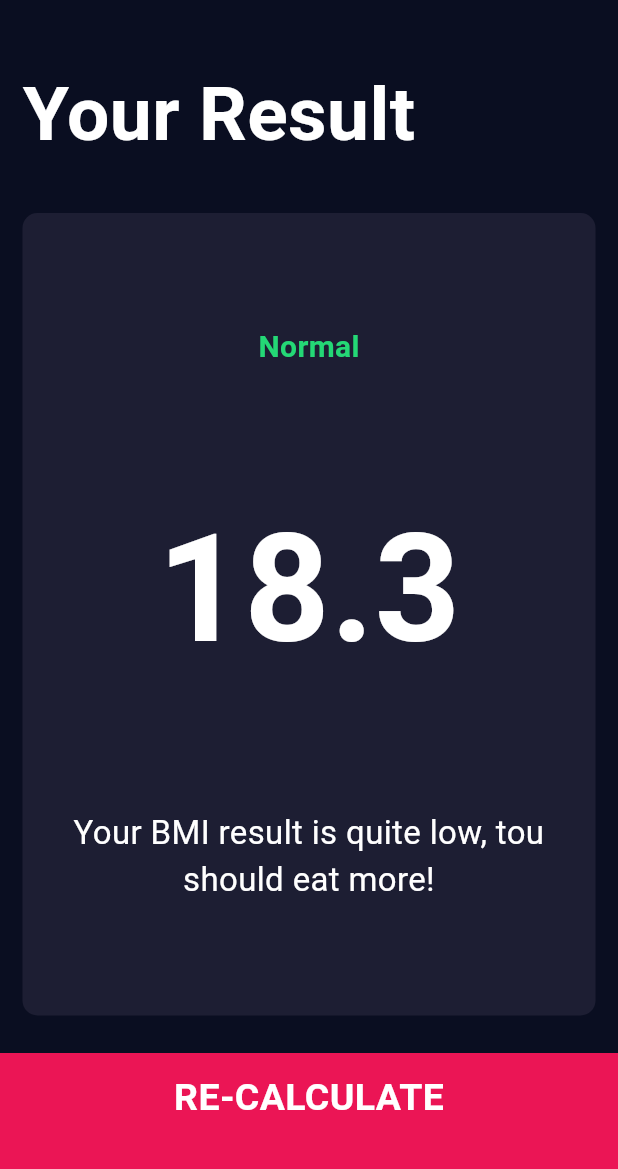
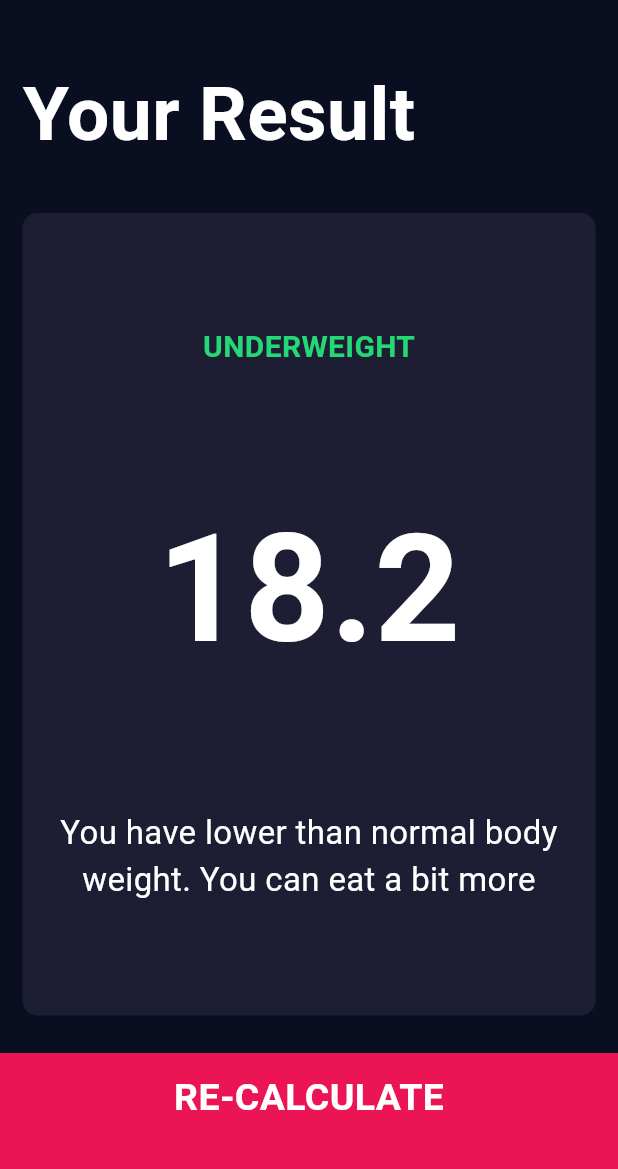
Before and after one commit to SafsafiZidane/Body_mass-_index_calculator, a Flutter app: the screen it shows after launch, after a tap on "CALCULATE", on a phone screen of 412 x 824 dp, the part 63-1232 px from its top. Run offline on Flutter 3.47's test engine with Material 3 defaults, Android fonts, the phone set to English and light mode, and no system bars; our stand-ins replace font_awesome_flutter.

Commit message:
last commit

```diff
--- /dev/null
+++ b/lib/calculator_brain.dart
@@ -0,0 +1,39 @@
+
+
+import 'dart:math';
+
+class CalculatorBrain{
+
+  final int height;
+  final int weight;
+  double _bmi = 18.3 ;
+
+  CalculatorBrain({required this.weight,required this.height});
+
+  String calculateBMI() {
+    _bmi = weight/ pow(height/100, 2);
+    return _bmi.toStringAsFixed(1);
+  }
+
+  String getResult(){
+    if (_bmi >= 25 ){
+      return 'Overweight';
+    }
+    else if (_bmi > 18.5){
+      return 'Normal';
+    } else {
+      return 'Underweight' ;
+    }
+  }
+
+  String getInterpretation(){
+    if (_bmi >= 25 ){
+      return 'You have a higher than normal body weight. Try to exercise more.';
+    }
+    else if (_bmi > 18.5){
+      return 'You have a normal body weight. Good job!';
+    } else {
+      return 'You have lower than normal body weight. You can eat a bit more ' ;
+    }
+  }
+}
--- a/lib/screens/input_page.dart
+++ b/lib/screens/input_page.dart
@@ -6,6 +6,7 @@ import 'package:bmi_calculator/components/icon_content.dart';
 import 'package:bmi_calculator/constants.dart';
 import 'package:bmi_calculator/components/bottom_button.dart';
 import 'package:bmi_calculator/components/round_icon_button.dart';
+import 'package:bmi_calculator/calculator_brain.dart';
 
 
 enum Gender { male, female }
@@ -222,8 +223,9 @@ class _InputPageState extends State<InputPage> {
           BottomButton(
             buttonTitle: 'CALCULATE',
             onTap: () {
+              CalculatorBrain calc = CalculatorBrain(weight: weight, height: height);
               Navigator.of(context).push(
-                MaterialPageRoute(builder: (context) => const ResultsPage()),
+                MaterialPageRoute(builder: (context) =>  ResultsPage(bmiResult: calc.calculateBMI(),resultText: calc.getResult(),interpretation: calc.getInterpretation() ,)),
               );
             }
           ),
--- a/lib/screens/results_page.dart
+++ b/lib/screens/results_page.dart
@@ -1,11 +1,15 @@
 import 'package:bmi_calculator/components/bottom_button.dart';
 import 'package:bmi_calculator/constants.dart';
-import 'package:bmi_calculator/screens/input_page.dart';
 import 'package:flutter/material.dart';
 import '../components/reusable_card.dart';
 
 class ResultsPage extends StatelessWidget {
-  const ResultsPage({super.key});
+
+  final String bmiResult;
+  final String resultText;
+  final String interpretation;
+
+  const ResultsPage({super.key,required this.bmiResult, required this.interpretation,required this.resultText});
 
   @override
   Widget build(BuildContext context) {
@@ -30,10 +34,10 @@ class ResultsPage extends StatelessWidget {
                 mainAxisAlignment: MainAxisAlignment.spaceEvenly,
                 crossAxisAlignment: CrossAxisAlignment.center,
                 children: [
-                  Text('Normal', style: kResultTextStyle),
-                  Text('18.3', style: kBmiTextStyle),
+                  Text(resultText.toUpperCase(), style: kResultTextStyle),
+                  Text(bmiResult, style: kBmiTextStyle),
                   Text(
-                    'Your BMI result is quite low, tou should eat more!',
+                    interpretation,
                     style: kBodyTextStyle,
                     textAlign: TextAlign.center,
                   ),
```
